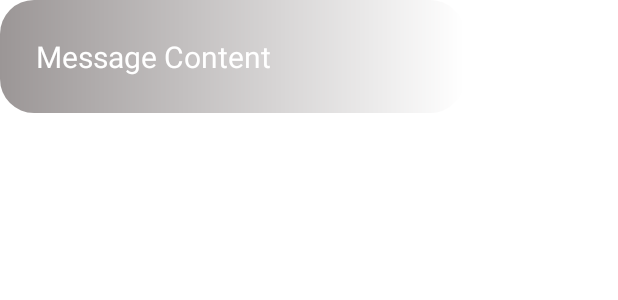
After one commit to XewoniX/IllegalFamily, an Android app: the layout item_message_kogos.xml on its own in the app's theme, with its tools: preview values and no code run, on a phone screen of 412 x 824 dp. The commit adds this screen. Shown: the top 300 px of the screen. Run offline under Robolectric (Android 15) with nearby library versions, the phone set to English and light mode, and no system bars.

Commit message:
Revert "gowno"
This reverts commit 5479f3c97342dea0a42ceb964feae23ddb40f66f.

```diff
--- a/app/src/main/java/com/jakubsapplication/app/modules/chatviewcontainer/ui/RecyclerViewChat.kt
+++ b/app/src/main/java/com/jakubsapplication/app/modules/chatviewcontainer/ui/RecyclerViewChat.kt
@@ -7,6 +7,7 @@ import com.google.firebase.Firebase
 import com.google.firebase.auth.auth
 import com.google.firebase.firestore.FirebaseFirestore
 import com.jakubsapplication.app.R
+import com.jakubsapplication.app.modules.chatviewcontainer.ui.ChatViewContainerActivity
 
 data class Message(
     val senderEmail: String,
@@ -14,7 +15,8 @@ data class Message(
     val timestamp: Long
 )
 var pole = ""
-class MessageAdapter(private val messages: List<Message>) : RecyclerView.Adapter<MessageAdapter.MessageViewHolder>() {
+class MessageAdapter(private val messages: MutableList<ChatViewContainerActivity.Message>) :
+    RecyclerView.Adapter<MessageAdapter.MessageViewHolder>() {
 
     class MessageViewHolder(itemView: View) : RecyclerView.ViewHolder(itemView) {
         val senderEmailTextView: TextView = itemView.findViewById(R.id.senderEmailTextView)
@@ -22,7 +24,8 @@ class MessageAdapter(private val messages: List<Message>) : RecyclerView.Adapter
     }
 
     override fun onCreateViewHolder(parent: ViewGroup, viewType: Int): MessageViewHolder {
-        val itemView = LayoutInflater.from(parent.context).inflate(R.layout.item_message, parent, false)
+        val itemView = LayoutInflater.from(parent.context)
+            .inflate(R.layout.item_message_moja, parent, false)
         return MessageViewHolder(itemView)
     }
 
--- /dev/null
+++ b/app/src/main/res/layout/item_message_kogos.xml
@@ -0,0 +1,36 @@
+<?xml version="1.0" encoding="utf-8"?>
+<LinearLayout xmlns:android="http://schemas.android.com/apk/res/android"
+    android:layout_width="match_parent"
+    android:layout_height="wrap_content"
+    android:layout_marginEnd="@dimen/_100pxv"
+    android:orientation="vertical">
+
+    <TextView
+        android:id="@+id/senderEmailTextView"
+        android:layout_width="wrap_content"
+        android:layout_height="wrap_content"
+        android:layout_marginStart="@dimen/_30pxv"
+        android:text="Sender Email"
+        android:textColor="#FFFFFF"
+        android:textSize="9sp"
+        android:textStyle="bold"
+        android:visibility="gone" />
+
+    <FrameLayout
+        android:id="@+id/frameStackdescription"
+        android:layout_width="match_parent"
+        android:layout_height="wrap_content"
+        android:background="@drawable/rectangle_gradient_s_grey_400_e_cyan_a202_radius_20">
+
+        <TextView
+            android:id="@+id/messageContentTextView"
+            android:layout_width="wrap_content"
+            android:layout_height="wrap_content"
+            android:padding="@dimen/_20pxv"
+            android:text="Message Content"
+            android:textColor="#FFFFFF"
+            android:textSize="20sp" />
+
+    </FrameLayout>
+
+</LinearLayout>
```
Also changed, not shown: app/src/main/res/layout/item_message_moja.xml (renamed from app/src/main/res/layout/item_message.xml).
